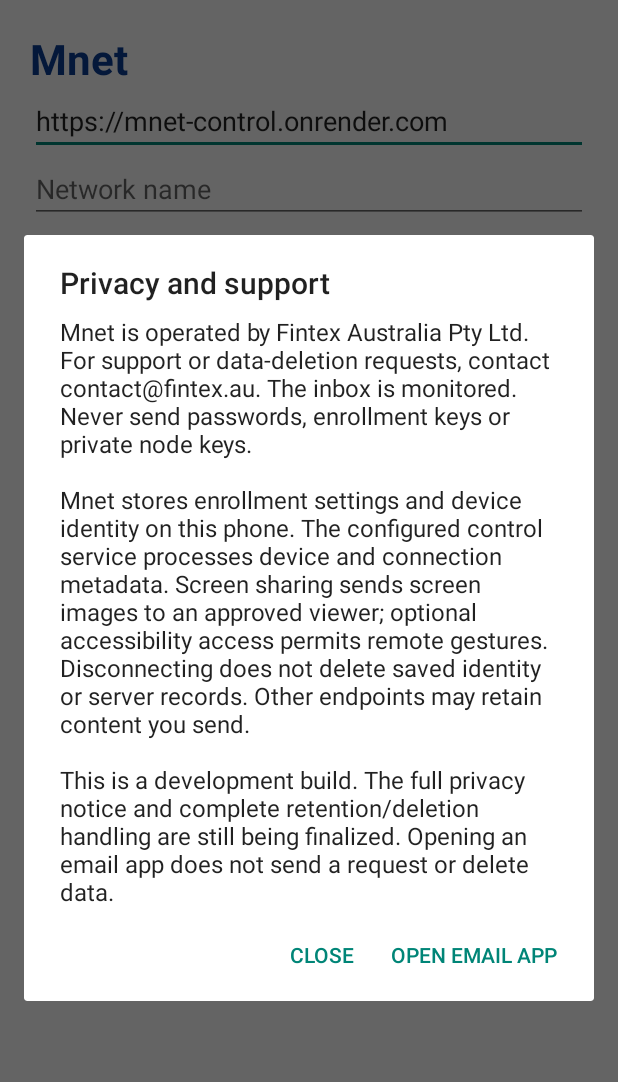
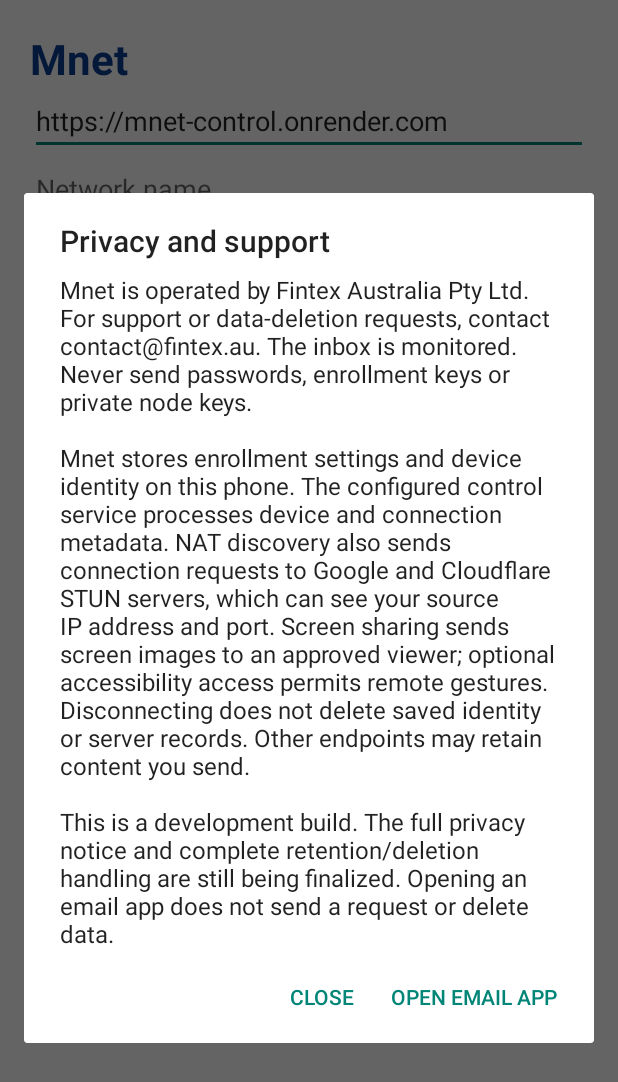
Before and after one commit to MaisySen/Mnet, an Android app: the screen it shows after launch (MainActivity), after a tap on "PRIVACY AND SUPPORT", on a phone screen of 412 x 824 dp. Shown: the top 1082 px of the screen. Run offline under Robolectric (Android 15) with nearby library versions, the phone set to English and light mode, and no system bars.

Commit message:
fix(android): name STUN metadata recipients in in-app privacy notice

```diff
--- a/android/app/src/main/java/au/fintex/mnet/MainActivity.java
+++ b/android/app/src/main/java/au/fintex/mnet/MainActivity.java
@@ -145,6 +145,7 @@ public class MainActivity extends Activity {
                         "The inbox is monitored. Never send passwords, enrollment keys or private node keys.\n\n" +
                         "Mnet stores enrollment settings and device identity on this phone. " +
                         "The configured control service processes device and connection metadata. " +
+                        "NAT discovery also sends connection requests to Google and Cloudflare STUN servers, which can see your source IP address and port. " +
                         "Screen sharing sends screen images to an approved viewer; optional accessibility access permits remote gestures. " +
                         "Disconnecting does not delete saved identity or server records. " +
                         "Other endpoints may retain content you send.\n\n" +
```
Also changed, not shown: 2 other files.
